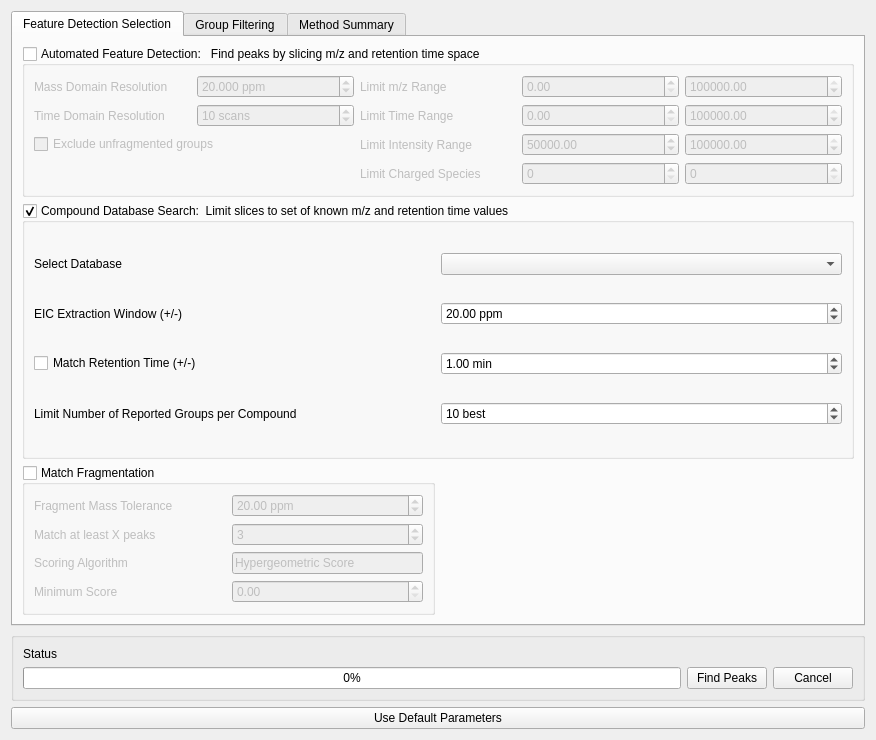
Old version of the form src/gui/mzroll/forms/peakdetectiondialog.ui in the repository ElucidataInc/ElMaven.
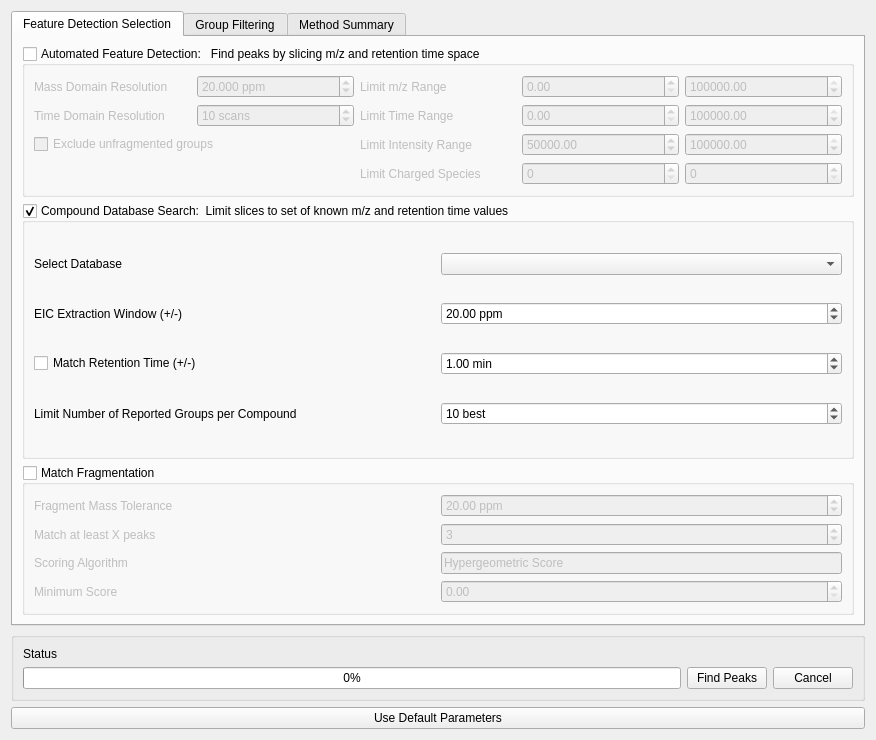
New version of the form.

Commit message: [UI] Aesthetic changes to Peaks dialog

Patch:
```diff
--- a/src/gui/mzroll/forms/peakdetectiondialog.ui
+++ b/src/gui/mzroll/forms/peakdetectiondialog.ui
@@ -333,7 +333,7 @@
          </layout>
         </widget>
        </item>
-       <item row="4" column="0">
+       <item row="4" column="0" colspan="2">
         <widget class="QGroupBox" name="matchFragmentationOptions">
          <property name="enabled">
           <bool>true</bool>
```
